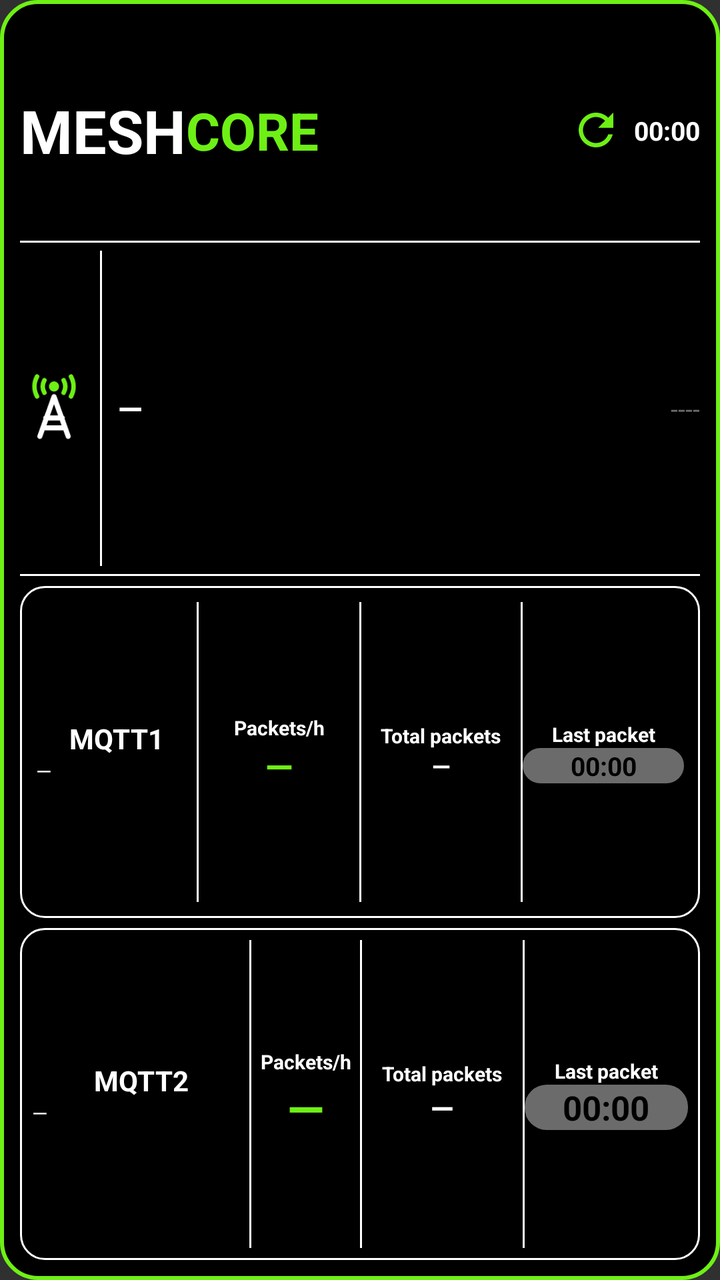
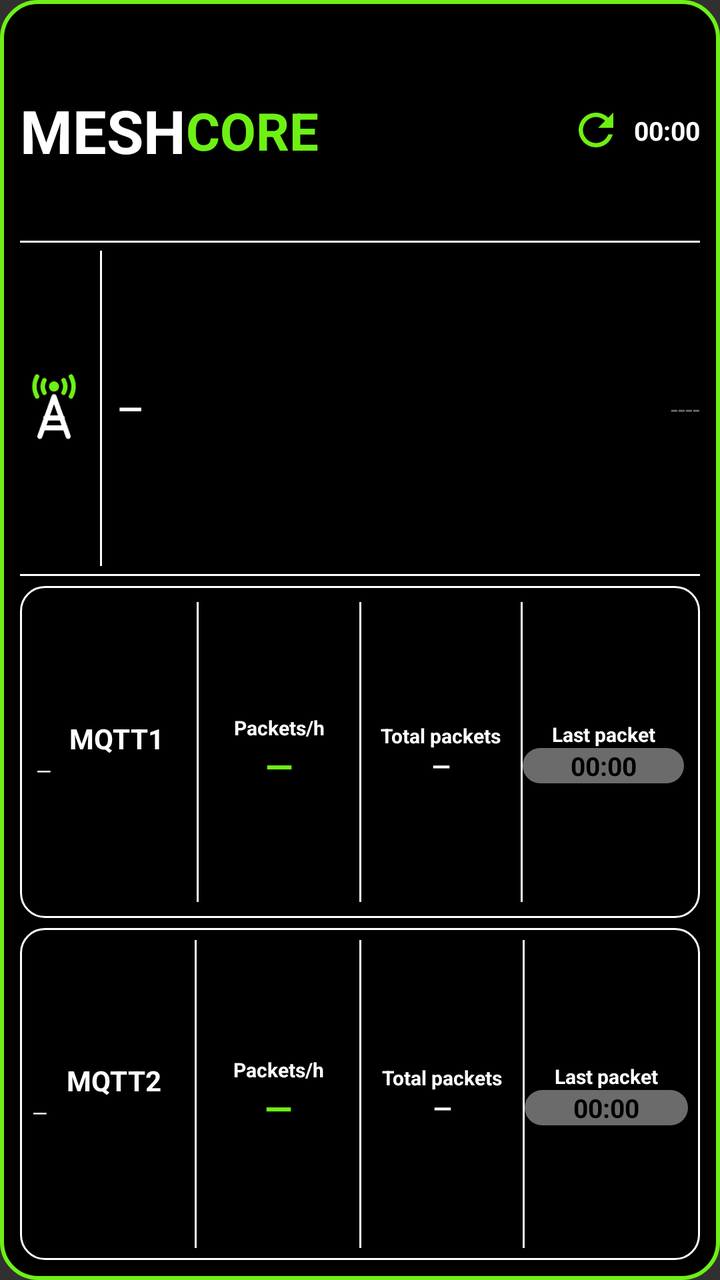

Before-and-after screenshots of an Android layout around one commit, followed by the original layout XML and the change that was made.
<!-- AndroidManifest.xml: application theme android:Theme.Material.NoActionBar -->
<!-- res/layout/widget_observer.xml -->
<?xml version="1.0" encoding="utf-8"?>
<LinearLayout xmlns:android="http://schemas.android.com/apk/res/android"
    android:id="@+id/widget_root"
    android:layout_width="match_parent"
    android:layout_height="match_parent"
    android:orientation="vertical"
    android:padding="10dp"
    android:background="@drawable/widget_bg">

    
    <LinearLayout
        android:layout_width="match_parent"
        android:layout_height="0dp"
        android:layout_weight="2"
        android:orientation="horizontal"
        android:gravity="center_vertical">
        <TextView android:layout_width="wrap_content" android:layout_height="wrap_content"
            android:text="MESH" android:textColor="#FFFFFF" android:textStyle="bold" android:textSize="30sp" android:maxLines="1"/>
        <TextView android:layout_width="wrap_content" android:layout_height="wrap_content"
            android:text="CORE" android:textColor="#6EF015" android:textStyle="bold" android:textSize="26sp" android:maxLines="1"/>
        <FrameLayout android:layout_width="0dp" android:layout_height="1dp" android:layout_weight="1"/>
        <ImageView android:id="@+id/refresh_icon" android:layout_width="26dp" android:layout_height="26dp"
            android:src="@drawable/ic_refresh" android:contentDescription="@null"/>
        <ProgressBar android:id="@+id/refresh_spinner" style="?android:attr/progressBarStyleSmall"
            android:layout_width="26dp" android:layout_height="26dp" android:indeterminate="true"
            android:indeterminateTint="#FFFF9500" android:visibility="gone"/>
        <Chronometer android:id="@+id/interval_text" android:layout_width="wrap_content" android:layout_height="wrap_content"
            android:layout_marginStart="6dp" android:text="15 s" android:textColor="#FFFFFF" android:textStyle="bold" android:textSize="13sp" android:maxLines="1"/>
    </LinearLayout>

    <FrameLayout android:layout_width="match_parent" android:layout_height="1dp" android:background="#FFFFFF"/>

    
    <LinearLayout
        android:layout_width="match_parent"
        android:layout_height="0dp"
        android:layout_weight="3"
        android:orientation="horizontal"
        android:gravity="center_vertical"
        android:paddingTop="4dp" android:paddingBottom="4dp">
        <ImageView android:layout_width="34dp" android:layout_height="34dp"
            android:src="@drawable/ic_tower" android:contentDescription="@null"/>
        <FrameLayout android:layout_width="1dp" android:layout_height="match_parent" android:layout_marginStart="6dp" android:layout_marginEnd="8dp" android:background="#FFFFFF"/>
        <LinearLayout android:layout_width="0dp" android:layout_height="wrap_content" android:layout_weight="1" android:orientation="horizontal" android:gravity="center_vertical">
            <TextView android:id="@+id/obs_name" android:layout_width="0dp" android:layout_height="wrap_content" android:layout_weight="1"
                android:text="—" android:textColor="#FFFFFF" android:textStyle="bold" android:textSize="16sp" android:maxLines="1" android:ellipsize="end"/>
            <TextView android:id="@+id/obs_hash" android:layout_width="0dp" android:layout_height="wrap_content" android:layout_weight="1.5"
                android:text="----" android:textColor="#6B6B6B" android:textSize="13sp" android:maxLines="1" android:ellipsize="end" android:gravity="end"/>
        </LinearLayout>
    </LinearLayout>

    <FrameLayout android:layout_width="match_parent" android:layout_height="1dp" android:background="#FFFFFF" android:layout_marginBottom="5dp"/>

    
    <LinearLayout
        android:layout_width="match_parent" android:layout_height="0dp" android:layout_weight="3"
        android:orientation="horizontal" android:gravity="center_vertical"
        android:background="@drawable/card_outline" android:padding="8dp">
        <LinearLayout android:layout_width="0dp" android:layout_height="wrap_content" android:layout_weight="3" android:orientation="vertical">
            <TextView android:layout_width="match_parent" android:layout_height="wrap_content" android:id="@+id/m1_title" android:text="MQTT1" android:textColor="#FFFFFF" android:textStyle="bold" android:gravity="center" android:textSize="14sp" android:maxLines="1" android:autoSizeTextType="uniform" android:autoSizeMinTextSize="10sp" android:autoSizeMaxTextSize="14sp" android:autoSizeStepGranularity="1sp"/>
            <TextView android:id="@+id/m1_host" android:layout_width="match_parent" android:layout_height="wrap_content" android:text="—" android:textColor="#FFFFFF" android:textSize="10sp" android:maxLines="1" android:ellipsize="end" android:autoSizeTextType="uniform" android:autoSizeMinTextSize="6sp" android:autoSizeMaxTextSize="10sp" android:autoSizeStepGranularity="1sp"/>
        </LinearLayout>
        <FrameLayout android:layout_width="1dp" android:layout_height="match_parent" android:background="#FFFFFF"/>
        <LinearLayout android:layout_width="0dp" android:layout_height="wrap_content" android:layout_weight="3" android:orientation="vertical" android:gravity="center_horizontal">
            <TextView android:layout_width="match_parent" android:layout_height="wrap_content" android:text="Packets/h" android:textColor="#FFFFFF" android:textStyle="bold" android:gravity="center" android:textSize="10sp" android:maxLines="1" android:autoSizeTextType="uniform" android:autoSizeMinTextSize="6sp" android:autoSizeMaxTextSize="10sp" android:autoSizeStepGranularity="1sp"/>
            <TextView android:id="@+id/m1_hour" android:layout_width="match_parent" android:layout_height="wrap_content" android:text="—" android:textColor="#6EF015" android:textStyle="bold" android:gravity="center" android:textSize="18sp" android:maxLines="1" android:autoSizeTextType="uniform" android:autoSizeMinTextSize="14sp" android:autoSizeMaxTextSize="24sp" android:autoSizeStepGranularity="1sp"/>
        </LinearLayout>
        <LinearLayout android:id="@+id/m1_total_col" android:layout_width="0dp" android:layout_height="match_parent" android:layout_weight="3" android:orientation="horizontal" android:gravity="center_vertical">
        <FrameLayout android:layout_width="1dp" android:layout_height="match_parent" android:background="#FFFFFF"/>
        <LinearLayout android:layout_width="0dp" android:layout_height="wrap_content" android:layout_weight="1" android:orientation="vertical" android:gravity="center_horizontal">
            <TextView android:layout_width="match_parent" android:layout_height="wrap_content" android:text="Total packets" android:textColor="#FFFFFF" android:textStyle="bold" android:gravity="center" android:textSize="10sp" android:maxLines="1" android:autoSizeTextType="uniform" android:autoSizeMinTextSize="6sp" android:autoSizeMaxTextSize="10sp" android:autoSizeStepGranularity="1sp"/>
            <TextView android:id="@+id/m1_total" android:layout_width="match_parent" android:layout_height="wrap_content" android:text="—" android:textColor="#FFFFFF" android:textStyle="bold" android:gravity="center" android:textSize="12sp" android:maxLines="1" android:autoSizeTextType="uniform" android:autoSizeMinTextSize="10sp" android:autoSizeMaxTextSize="15sp" android:autoSizeStepGranularity="1sp"/>
        </LinearLayout>
        </LinearLayout>
        <FrameLayout android:layout_width="1dp" android:layout_height="match_parent" android:background="#FFFFFF"/>
        <LinearLayout android:layout_width="0dp" android:layout_height="wrap_content" android:layout_weight="3" android:orientation="vertical" android:gravity="center_horizontal">
            <TextView android:layout_width="match_parent" android:layout_height="wrap_content" android:text="Last packet" android:textColor="#FFFFFF" android:textStyle="bold" android:gravity="center" android:textSize="10sp" android:maxLines="1" android:autoSizeTextType="uniform" android:autoSizeMinTextSize="6sp" android:autoSizeMaxTextSize="10sp" android:autoSizeStepGranularity="1sp"/>
            <Chronometer android:id="@+id/m1_last" android:layout_width="match_parent" android:layout_height="wrap_content" android:gravity="center" android:background="@drawable/pill_gray" android:text="—" android:textColor="#000000" android:textStyle="bold" android:textSize="13sp" android:maxLines="1" android:autoSizeTextType="uniform" android:autoSizeMinTextSize="9sp" android:autoSizeMaxTextSize="13sp" android:autoSizeStepGranularity="1sp"/>
        </LinearLayout>
    </LinearLayout>

    <FrameLayout android:layout_width="match_parent" android:layout_height="5dp"/>

    
    <LinearLayout
        android:layout_width="match_parent" android:layout_height="0dp" android:layout_weight="3"
        android:orientation="horizontal" android:gravity="center_vertical"
        android:background="@drawable/card_outline" android:padding="6dp">
        <LinearLayout android:layout_width="0dp" android:layout_height="wrap_content" android:layout_weight="4" android:orientation="vertical">
            <TextView android:layout_width="match_parent" android:layout_height="wrap_content" android:id="@+id/m2_title" android:text="MQTT2" android:textColor="#FFFFFF" android:textStyle="bold" android:gravity="center" android:textSize="14sp" android:maxLines="1" android:autoSizeTextType="uniform" android:autoSizeMinTextSize="11sp" android:autoSizeMaxTextSize="19sp" android:autoSizeStepGranularity="1sp"/>
            <TextView android:id="@+id/m2_host" android:layout_width="match_parent" android:layout_height="wrap_content" android:text="—" android:textColor="#FFFFFF" android:textSize="10sp" android:maxLines="1" android:ellipsize="end" android:autoSizeTextType="uniform" android:autoSizeMinTextSize="6sp" android:autoSizeMaxTextSize="10sp" android:autoSizeStepGranularity="1sp"/>
        </LinearLayout>
        <FrameLayout android:layout_width="1dp" android:layout_height="match_parent" android:background="#FFFFFF"/>
        <LinearLayout android:layout_width="0dp" android:layout_height="wrap_content" android:layout_weight="2" android:orientation="vertical" android:gravity="center_horizontal">
            <TextView android:layout_width="match_parent" android:layout_height="wrap_content" android:text="Packets/h" android:textColor="#FFFFFF" android:textStyle="bold" android:gravity="center" android:textSize="10sp" android:maxLines="1" android:autoSizeTextType="uniform" android:autoSizeMinTextSize="6sp" android:autoSizeMaxTextSize="10sp" android:autoSizeStepGranularity="1sp"/>
            <TextView android:id="@+id/m2_hour" android:layout_width="match_parent" android:layout_height="wrap_content" android:text="—" android:textColor="#6EF015" android:textStyle="bold" android:gravity="center" android:textSize="24sp" android:maxLines="1" android:autoSizeTextType="uniform" android:autoSizeMinTextSize="14sp" android:autoSizeMaxTextSize="24sp" android:autoSizeStepGranularity="1sp"/>
        </LinearLayout>
        <LinearLayout android:id="@+id/m2_total_col" android:layout_width="0dp" android:layout_height="match_parent" android:layout_weight="3" android:orientation="horizontal" android:gravity="center_vertical">
        <FrameLayout android:layout_width="1dp" android:layout_height="match_parent" android:background="#FFFFFF"/>
        <LinearLayout android:layout_width="0dp" android:layout_height="wrap_content" android:layout_weight="1" android:orientation="vertical" android:gravity="center_horizontal">
            <TextView android:layout_width="match_parent" android:layout_height="wrap_content" android:text="Total packets" android:textColor="#FFFFFF" android:textStyle="bold" android:gravity="center" android:textSize="10sp" android:maxLines="1" android:autoSizeTextType="uniform" android:autoSizeMinTextSize="6sp" android:autoSizeMaxTextSize="10sp" android:autoSizeStepGranularity="1sp"/>
            <TextView android:id="@+id/m2_total" android:layout_width="match_parent" android:layout_height="wrap_content" android:text="—" android:textColor="#FFFFFF" android:textStyle="bold" android:gravity="center" android:textSize="15sp" android:maxLines="1" android:autoSizeTextType="uniform" android:autoSizeMinTextSize="10sp" android:autoSizeMaxTextSize="15sp" android:autoSizeStepGranularity="1sp"/>
        </LinearLayout>
        </LinearLayout>
        <FrameLayout android:layout_width="1dp" android:layout_height="match_parent" android:background="#FFFFFF"/>
        <LinearLayout android:layout_width="0dp" android:layout_height="wrap_content" android:layout_weight="3" android:orientation="vertical" android:gravity="center_horizontal">
            <TextView android:layout_width="match_parent" android:layout_height="wrap_content" android:text="Last packet" android:textColor="#FFFFFF" android:textStyle="bold" android:gravity="center" android:textSize="10sp" android:maxLines="1" android:autoSizeTextType="uniform" android:autoSizeMinTextSize="6sp" android:autoSizeMaxTextSize="10sp" android:autoSizeStepGranularity="1sp"/>
            <Chronometer android:id="@+id/m2_last" android:layout_width="match_parent" android:layout_height="wrap_content" android:gravity="center" android:background="@drawable/pill_gray" android:text="—" android:textColor="#000000" android:textStyle="bold" android:textSize="17sp" android:maxLines="1" android:autoSizeTextType="uniform" android:autoSizeMinTextSize="10sp" android:autoSizeMaxTextSize="17sp" android:autoSizeStepGranularity="1sp"/>
        </LinearLayout>
    </LinearLayout>
</LinearLayout>
<!-- resources referenced by this layout -->
<resources>
  <!-- drawable card_outline (drawable) -->
  <?xml version="1.0" encoding="utf-8"?>
  <shape xmlns:android="http://schemas.android.com/apk/res/android" android:shape="rectangle">
      <solid android:color="#000000"/>
      <stroke android:width="1dp" android:color="#FFFFFF"/>
      <corners android:radius="12dp"/>
  </shape>
  <!-- drawable ic_refresh (drawable) -->
  <?xml version="1.0" encoding="utf-8"?>
  <vector xmlns:android="http://schemas.android.com/apk/res/android" android:width="24dp" android:height="24dp" android:viewportWidth="24" android:viewportHeight="24">
      <path android:fillColor="#6EF015" android:pathData="M17.65,6.35C16.2,4.9 14.21,4 12,4c-4.42,0 -7.99,3.58 -7.99,8s3.57,8 7.99,8c3.73,0 6.84,-2.55 7.73,-6h-2.08c-0.82,2.33 -3.04,4 -5.65,4 -3.31,0 -6,-2.69 -6,-6s2.69,-6 6,-6c1.66,0 3.14,0.69 4.22,1.78L13,11h7V4l-2.35,2.35z"/>
  </vector>
  <!-- drawable ic_tower (drawable) -->
  <?xml version="1.0" encoding="utf-8"?>
  <vector xmlns:android="http://schemas.android.com/apk/res/android" android:width="48dp" android:height="48dp" android:viewportWidth="24" android:viewportHeight="24">
      <path android:fillColor="#6EF015" android:pathData="M12,4.4m-1.8,0a1.8,1.8 0,1 1,3.6 0a1.8,1.8 0,1 1,-3.6 0"/>
      <path android:strokeColor="#6EF015" android:strokeWidth="1.6" android:strokeLineCap="round" android:pathData="M8.6,2.2A4.6,4.6 0,0 0,8.6,6.6M15.4,2.2A4.6,4.6 0,0 1,15.4,6.6M6,0.9A7.4,7.4 0,0 0,6,7.9M18,0.9A7.4,7.4 0,0 1,18,7.9"/>
      <path android:strokeColor="#FFFFFF" android:strokeWidth="1.8" android:strokeLineCap="round" android:strokeLineJoin="round" android:pathData="M12,8L7,22M12,8L17,22M9.1,15.5L14.9,15.5M8.2,19L15.8,19"/>
  </vector>
  <!-- drawable pill_gray (drawable) -->
  <?xml version="1.0" encoding="utf-8"?>
  <shape xmlns:android="http://schemas.android.com/apk/res/android" android:shape="rectangle">
      <solid android:color="#6B6B6B"/>
      <corners android:radius="11dp"/>
  </shape>
  <!-- drawable widget_bg (drawable) -->
  <?xml version="1.0" encoding="utf-8"?>
  <shape xmlns:android="http://schemas.android.com/apk/res/android" android:shape="rectangle">
      <solid android:color="#000000"/>
      <stroke android:width="2dp" android:color="#6EF015"/>
      <corners android:radius="18dp"/>
  </shape>
</resources>

<!-- the commit's change to res/layout/widget_observer.xml (unified diff, before → after) -->
@@ -86,26 +86,26 @@
         android:layout_width="match_parent" android:layout_height="0dp" android:layout_weight="3"
         android:orientation="horizontal" android:gravity="center_vertical"
         android:background="@drawable/card_outline" android:padding="6dp">
-        <LinearLayout android:layout_width="0dp" android:layout_height="wrap_content" android:layout_weight="4" android:orientation="vertical">
-            <TextView android:layout_width="match_parent" android:layout_height="wrap_content" android:id="@+id/m2_title" android:text="MQTT2" android:textColor="#FFFFFF" android:textStyle="bold" android:gravity="center" android:textSize="14sp" android:maxLines="1" android:autoSizeTextType="uniform" android:autoSizeMinTextSize="11sp" android:autoSizeMaxTextSize="19sp" android:autoSizeStepGranularity="1sp"/>
+        <LinearLayout android:layout_width="0dp" android:layout_height="wrap_content" android:layout_weight="3" android:orientation="vertical">
+            <TextView android:layout_width="match_parent" android:layout_height="wrap_content" android:id="@+id/m2_title" android:text="MQTT2" android:textColor="#FFFFFF" android:textStyle="bold" android:gravity="center" android:textSize="14sp" android:maxLines="1" android:autoSizeTextType="uniform" android:autoSizeMinTextSize="10sp" android:autoSizeMaxTextSize="14sp" android:autoSizeStepGranularity="1sp"/>
             <TextView android:id="@+id/m2_host" android:layout_width="match_parent" android:layout_height="wrap_content" android:text="—" android:textColor="#FFFFFF" android:textSize="10sp" android:maxLines="1" android:ellipsize="end" android:autoSizeTextType="uniform" android:autoSizeMinTextSize="6sp" android:autoSizeMaxTextSize="10sp" android:autoSizeStepGranularity="1sp"/>
         </LinearLayout>
         <FrameLayout android:layout_width="1dp" android:layout_height="match_parent" android:background="#FFFFFF"/>
-        <LinearLayout android:layout_width="0dp" android:layout_height="wrap_content" android:layout_weight="2" android:orientation="vertical" android:gravity="center_horizontal">
+        <LinearLayout android:layout_width="0dp" android:layout_height="wrap_content" android:layout_weight="3" android:orientation="vertical" android:gravity="center_horizontal">
             <TextView android:layout_width="match_parent" android:layout_height="wrap_content" android:text="Packets/h" android:textColor="#FFFFFF" android:textStyle="bold" android:gravity="center" android:textSize="10sp" android:maxLines="1" android:autoSizeTextType="uniform" android:autoSizeMinTextSize="6sp" android:autoSizeMaxTextSize="10sp" android:autoSizeStepGranularity="1sp"/>
-            <TextView android:id="@+id/m2_hour" android:layout_width="match_parent" android:layout_height="wrap_content" android:text="—" android:textColor="#6EF015" android:textStyle="bold" android:gravity="center" android:textSize="24sp" android:maxLines="1" android:autoSizeTextType="uniform" android:autoSizeMinTextSize="14sp" android:autoSizeMaxTextSize="24sp" android:autoSizeStepGranularity="1sp"/>
+            <TextView android:id="@+id/m2_hour" android:layout_width="match_parent" android:layout_height="wrap_content" android:text="—" android:textColor="#6EF015" android:textStyle="bold" android:gravity="center" android:textSize="18sp" android:maxLines="1" android:autoSizeTextType="uniform" android:autoSizeMinTextSize="14sp" android:autoSizeMaxTextSize="24sp" android:autoSizeStepGranularity="1sp"/>
         </LinearLayout>
         <LinearLayout android:id="@+id/m2_total_col" android:layout_width="0dp" android:layout_height="match_parent" android:layout_weight="3" android:orientation="horizontal" android:gravity="center_vertical">
         <FrameLayout android:layout_width="1dp" android:layout_height="match_parent" android:background="#FFFFFF"/>
         <LinearLayout android:layout_width="0dp" android:layout_height="wrap_content" android:layout_weight="1" android:orientation="vertical" android:gravity="center_horizontal">
             <TextView android:layout_width="match_parent" android:layout_height="wrap_content" android:text="Total packets" android:textColor="#FFFFFF" android:textStyle="bold" android:gravity="center" android:textSize="10sp" android:maxLines="1" android:autoSizeTextType="uniform" android:autoSizeMinTextSize="6sp" android:autoSizeMaxTextSize="10sp" android:autoSizeStepGranularity="1sp"/>
-            <TextView android:id="@+id/m2_total" android:layout_width="match_parent" android:layout_height="wrap_content" android:text="—" android:textColor="#FFFFFF" android:textStyle="bold" android:gravity="center" android:textSize="15sp" android:maxLines="1" android:autoSizeTextType="uniform" android:autoSizeMinTextSize="10sp" android:autoSizeMaxTextSize="15sp" android:autoSizeStepGranularity="1sp"/>
+            <TextView android:id="@+id/m2_total" android:layout_width="match_parent" android:layout_height="wrap_content" android:text="—" android:textColor="#FFFFFF" android:textStyle="bold" android:gravity="center" android:textSize="12sp" android:maxLines="1" android:autoSizeTextType="uniform" android:autoSizeMinTextSize="10sp" android:autoSizeMaxTextSize="15sp" android:autoSizeStepGranularity="1sp"/>
         </LinearLayout>
         </LinearLayout>
         <FrameLayout android:layout_width="1dp" android:layout_height="match_parent" android:background="#FFFFFF"/>
         <LinearLayout android:layout_width="0dp" android:layout_height="wrap_content" android:layout_weight="3" android:orientation="vertical" android:gravity="center_horizontal">
             <TextView android:layout_width="match_parent" android:layout_height="wrap_content" android:text="Last packet" android:textColor="#FFFFFF" android:textStyle="bold" android:gravity="center" android:textSize="10sp" android:maxLines="1" android:autoSizeTextType="uniform" android:autoSizeMinTextSize="6sp" android:autoSizeMaxTextSize="10sp" android:autoSizeStepGranularity="1sp"/>
-            <Chronometer android:id="@+id/m2_last" android:layout_width="match_parent" android:layout_height="wrap_content" android:gravity="center" android:background="@drawable/pill_gray" android:text="—" android:textColor="#000000" android:textStyle="bold" android:textSize="17sp" android:maxLines="1" android:autoSizeTextType="uniform" android:autoSizeMinTextSize="10sp" android:autoSizeMaxTextSize="17sp" android:autoSizeStepGranularity="1sp"/>
+            <Chronometer android:id="@+id/m2_last" android:layout_width="match_parent" android:layout_height="wrap_content" android:gravity="center" android:background="@drawable/pill_gray" android:text="—" android:textColor="#000000" android:textStyle="bold" android:textSize="13sp" android:maxLines="1" android:autoSizeTextType="uniform" android:autoSizeMinTextSize="9sp" android:autoSizeMaxTextSize="13sp" android:autoSizeStepGranularity="1sp"/>
         </LinearLayout>
     </LinearLayout>
 </LinearLayout>
